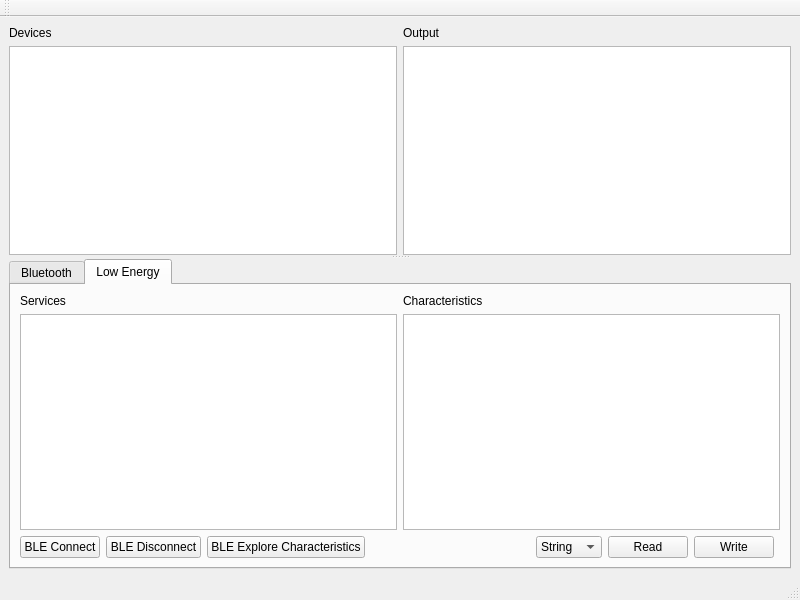
Qt form qscanner/mainwindow.ui (svenssonjoel/BLE_S) before a commit.
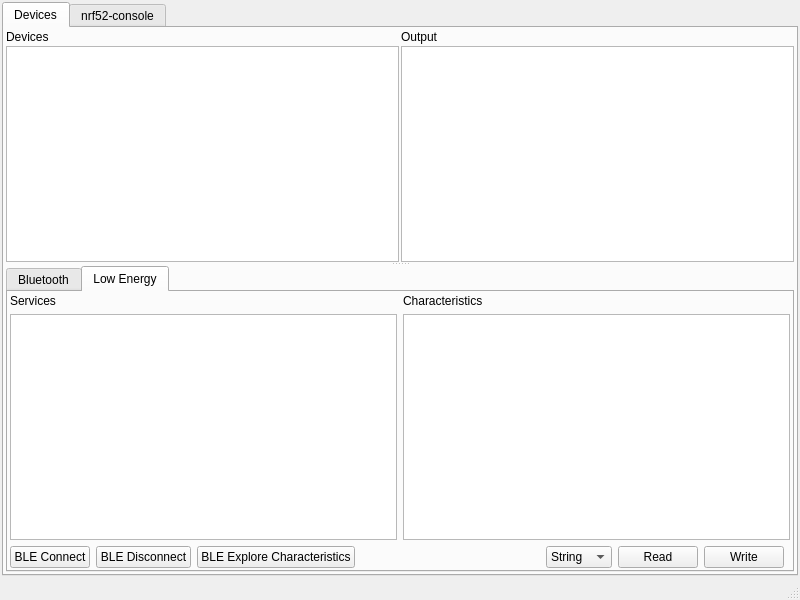
The same form after that commit.

```diff
--- a/qscanner/mainwindow.ui
+++ b/qscanner/mainwindow.ui
@@ -14,17 +14,56 @@
    <string>MainWindow</string>
   </property>
   <widget class="QWidget" name="centralwidget">
-   <layout class="QGridLayout" name="gridLayout_5">
+   <layout class="QGridLayout" name="gridLayout_7">
+    <property name="leftMargin">
+     <number>2</number>
+    </property>
+    <property name="topMargin">
+     <number>2</number>
+    </property>
+    <property name="rightMargin">
+     <number>2</number>
+    </property>
+    <property name="bottomMargin">
+     <number>2</number>
+    </property>
+    <item row="1" column="0">
+     <widget class="QTabWidget" name="tabWidget_2">
+      <property name="currentIndex">
+       <number>0</number>
+      </property>
+      <widget class="QWidget" name="devicesTab">
+       <attribute name="title">
+        <string>Devices</string>
+       </attribute>
+       <layout class="QGridLayout" name="gridLayout_8">
+        <property name="leftMargin">
+         <number>2</number>
+        </property>
+        <property name="topMargin">
+         <number>2</number>
+        </property>
+        <property name="rightMargin">
+         <number>2</number>
+        </property>
+        <property name="bottomMargin">
+         <number>2</number>
+        </property>
     <item row="0" column="0">
      <widget class="QSplitter" name="splitter">
       <property name="orientation">
        <enum>Qt::Vertical</enum>
       </property>
-      <widget class="QWidget" name="">
+          <widget class="QWidget" name="layoutWidget">
+           <layout class="QGridLayout" name="gridLayout_5">
+            <property name="spacing">
+             <number>2</number>
+            </property>
+            <item row="0" column="0">
        <layout class="QGridLayout" name="gridLayout_3">
-        <item row="1" column="0">
-         <widget class="QListWidget" name="devicesListWidget"/>
-        </item>
+              <property name="spacing">
+               <number>2</number>
+              </property>
         <item row="0" column="0">
          <widget class="QLabel" name="label_4">
           <property name="text">
@@ -32,6 +71,14 @@
           </property>
          </widget>
         </item>
+             </layout>
+            </item>
+            <item row="1" column="0">
+             <widget class="QListWidget" name="devicesListWidget"/>
+            </item>
+            <item row="1" column="1">
+             <widget class="QPlainTextEdit" name="outputPlainTextEdit"/>
+            </item>
         <item row="0" column="1">
          <widget class="QLabel" name="label_5">
           <property name="text">
@@ -39,9 +86,6 @@
           </property>
          </widget>
         </item>
-        <item row="1" column="1">
-         <widget class="QPlainTextEdit" name="outputPlainTextEdit"/>
-        </item>
        </layout>
       </widget>
       <widget class="QTabWidget" name="tabWidget">
@@ -53,6 +97,18 @@
          <string>Bluetooth</string>
         </attribute>
         <layout class="QGridLayout" name="gridLayout_2">
+             <property name="leftMargin">
+              <number>2</number>
+             </property>
+             <property name="topMargin">
+              <number>2</number>
+             </property>
+             <property name="rightMargin">
+              <number>2</number>
+             </property>
+             <property name="bottomMargin">
+              <number>2</number>
+             </property>
          <item row="1" column="0">
           <widget class="QListWidget" name="servicesListWidget"/>
          </item>
@@ -101,6 +157,18 @@
          <string>Low Energy</string>
         </attribute>
         <layout class="QGridLayout" name="gridLayout_6">
+             <property name="leftMargin">
+              <number>2</number>
+             </property>
+             <property name="topMargin">
+              <number>2</number>
+             </property>
+             <property name="rightMargin">
+              <number>2</number>
+             </property>
+             <property name="bottomMargin">
+              <number>2</number>
+             </property>
          <item row="1" column="5">
           <widget class="QPushButton" name="bleCharacteristicReadPushButton">
            <property name="text">
@@ -224,6 +292,28 @@
     </item>
    </layout>
   </widget>
+      <widget class="QWidget" name="tab_4">
+       <attribute name="title">
+        <string>nrf52-console</string>
+       </attribute>
+       <widget class="QLabel" name="label_6">
+        <property name="geometry">
+         <rect>
+          <x>160</x>
+          <y>210</y>
+          <width>67</width>
+          <height>17</height>
+         </rect>
+        </property>
+        <property name="text">
+         <string>TODO</string>
+        </property>
+       </widget>
+      </widget>
+     </widget>
+    </item>
+   </layout>
+  </widget>
   <widget class="QMenuBar" name="menubar">
    <property name="geometry">
     <rect>
@@ -235,17 +325,6 @@
    </property>
   </widget>
   <widget class="QStatusBar" name="statusbar"/>
-  <widget class="QToolBar" name="toolBar">
-   <property name="windowTitle">
-    <string>toolBar</string>
-   </property>
-   <attribute name="toolBarArea">
-    <enum>TopToolBarArea</enum>
-   </attribute>
-   <attribute name="toolBarBreak">
-    <bool>false</bool>
-   </attribute>
-  </widget>
  </widget>
  <resources/>
  <connections/>
```
Lines whose indentation alone changed are shown as unchanged.
